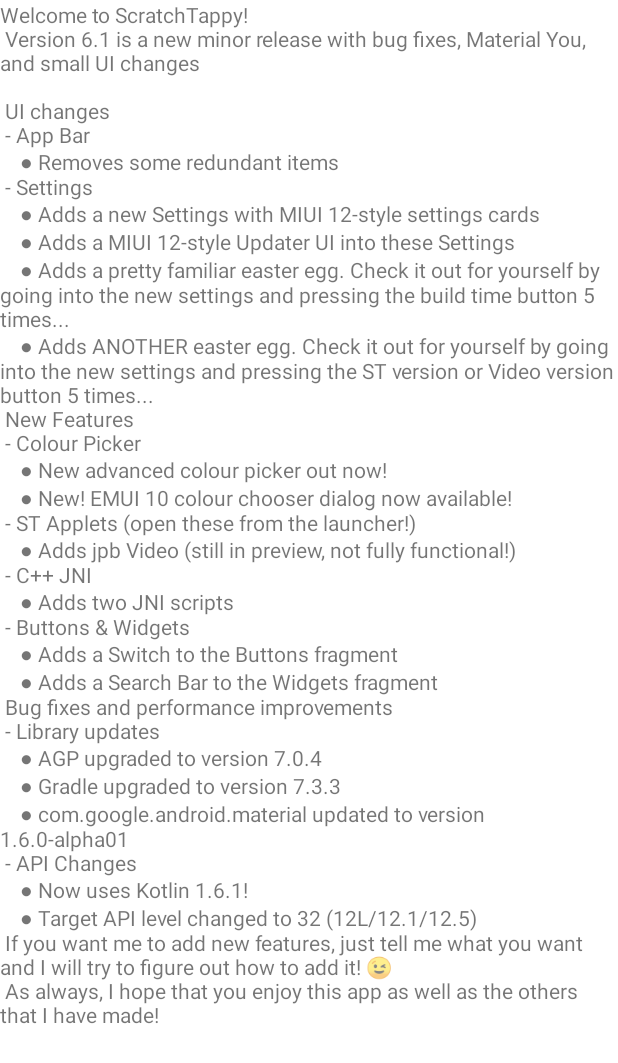
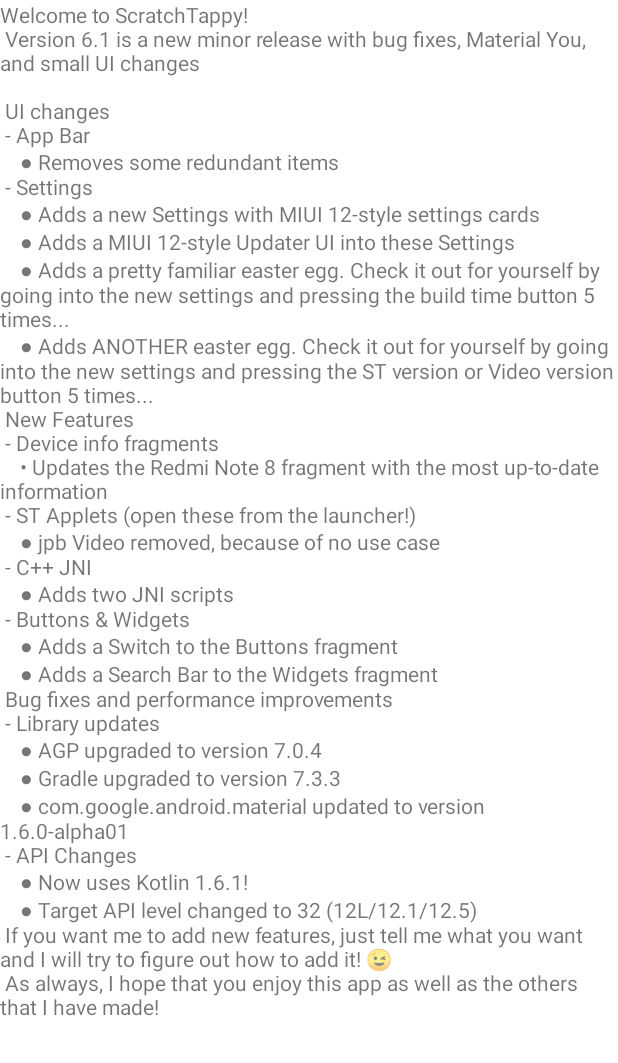
Before and after one commit to jpbandroid/ScratchTappy, an Android app: the layout activity_whatsnew.xml on its own in the app's theme, with its tools: preview values and no code run, on a phone screen of 412 x 824 dp. Shown: the top 1063 px of the screen. Run offline under Robolectric (Android 15) with nearby library versions, the phone set to English and light mode, and no system bars; Roboto replaces fonts that are not available here.

Commit message:
v6.1 Updates RN8 info Signifies new date Update changelog Make helloworld.cpp native lib bigger in size

```diff
--- a/app/src/main/res/layout/fragment_blank.xml
+++ b/app/src/main/res/layout/fragment_blank.xml
@@ -47,7 +47,7 @@
                 android:id="@+id/textView11"
                 android:layout_width="match_parent"
                 android:layout_height="wrap_content"
-                android:text="The Redmi Note 8 is a phone made by a Chinese company called Xiaomi. It runs MIUI 12.0.4 on top of Android 10 with the February 2021 security patch. Updates to MIUI 12.5/Android 11 and MIUI 13/Android 11 are planned. The Android 11 upgrade has already happened in some regions (China, Europe). The phone launched with MIUI 10 and Android 9 'Pie' on October 16, 2019. It was anounced on August 29, 2019."
+                android:text="The Redmi Note 8 is a phone made by a Chinese company called Xiaomi. It runs MIUI 12.5.1 on top of Android 11 with the October 2021 (on Global models) security patch. Update to MIUI 13/Android 11 is planned. The phone launched with MIUI 10 and Android 9 'Pie' on October 16, 2019. It was anounced on August 29, 2019. It also has a successor, the aptly named Redmi Note 8 2021."
                 android:textIsSelectable="true"
                 android:textSize="16sp" />
 
--- a/app/src/main/res/values/strings.xml
+++ b/app/src/main/res/values/strings.xml
@@ -138,11 +138,10 @@
         "   ● Adds a pretty familiar easter egg. Check it out for yourself by going into the new settings and pressing the build time button 5 times...\n"
         "   ● Adds ANOTHER easter egg. Check it out for yourself by going into the new settings and pressing the ST version or Video version button 5 times...\n"
         "New Features\n"
-        "- Colour Picker\n"
-        "   ● New advanced colour picker out now!\n"
-        "   ● New! EMUI 10 colour chooser dialog now available!\n"
+        "- Device info fragments\n"
+        "   • Updates the Redmi Note 8 fragment with the most up-to-date information\n"
         "- ST Applets (open these from the launcher!)\n"
-        "   ● Adds jpb Video (still in preview, not fully functional!)\n"
+        "   ● jpb Video removed, because of no use case\n"
         "- C++ JNI\n"
         "   ● Adds two JNI scripts\n"
         "- Buttons &amp; Widgets\n"
--- a/app/src/main/res/xml/root_preferences.xml
+++ b/app/src/main/res/xml/root_preferences.xml
@@ -62,7 +62,7 @@
             <PreferenceCategory
                 android:icon="@mipmap/ic_launcher44_round"
                 android:title="Tuesday 4 January 2022 at 17:00Sunday 9 January 2022 at 16:00"
-                app:title="Sunday 16 January 2022 at 16:00" />
+                app:title="Monday 17 January 2022" />
         </PreferenceCategory>
     </PreferenceCategory>
 </PreferenceScreen>
--- a/app/src/main/res/xml/root_preferences2.xml
+++ b/app/src/main/res/xml/root_preferences2.xml
@@ -53,7 +53,9 @@
             app:dialogTitle="ST 5.0 changelog"
             app:iconSpaceReserved="false" />
     </PreferenceCategory>
-    <PreferenceCategory android:title="November 2021">
+    <PreferenceCategory
+        android:title="November 2021"
+        app:iconSpaceReserved="false">
 
         <ListPreference
             android:layout_width="wrap_content"
```
Also changed, not shown: 1 other file.
